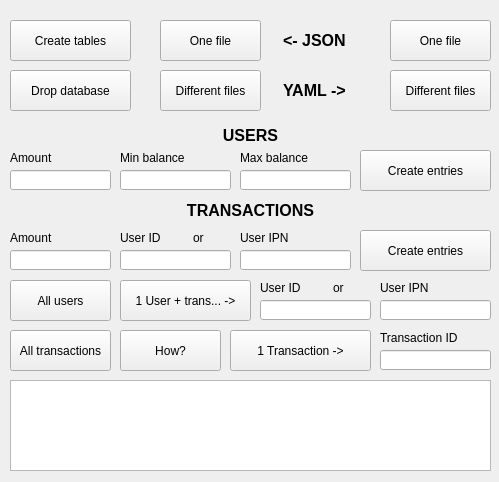
This is ui/db_helper.ui in PoC-NeoBanking/db_helper as Qt 5 draws it before an edit. The edited form follows.
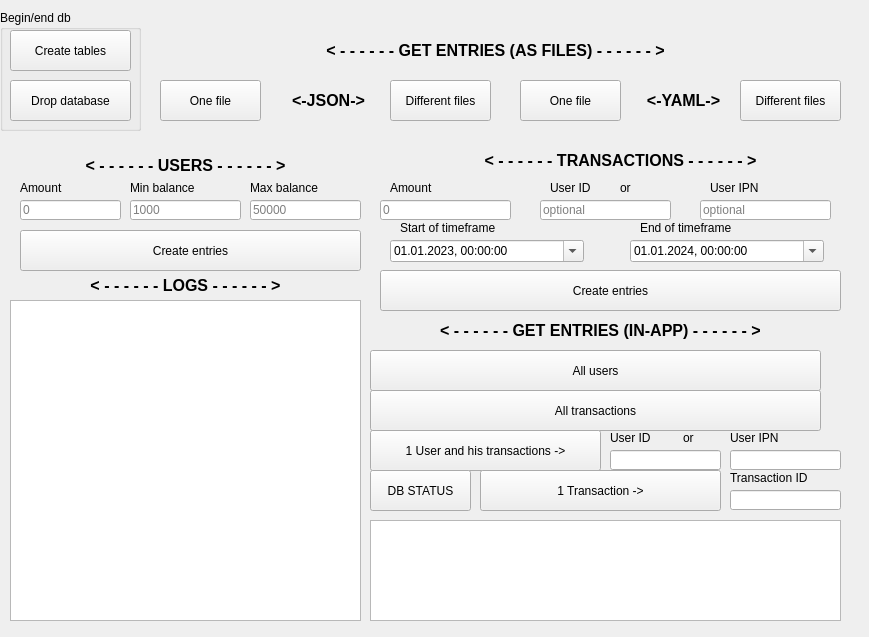
This is the edited form. The open tabs and pages were chosen to show the change.

Commit message: Major changes to ui, ver. 1.0 release

```diff
--- a/ui/db_helper.ui
+++ b/ui/db_helper.ui
@@ -6,8 +6,8 @@
    <rect>
     <x>0</x>
     <y>0</y>
-    <width>499</width>
-    <height>482</height>
+    <width>869</width>
+    <height>637</height>
    </rect>
   </property>
   <property name="sizePolicy">
@@ -25,8 +25,8 @@
      <rect>
       <x>0</x>
       <y>10</y>
-      <width>491</width>
-      <height>471</height>
+      <width>861</width>
+      <height>621</height>
      </rect>
     </property>
     <property name="currentIndex">
@@ -149,19 +149,22 @@
      <widget class="QLineEdit" name="users_upperBalanceLimit_lineEdit">
       <property name="geometry">
        <rect>
-        <x>240</x>
-        <y>160</y>
+        <x>250</x>
+        <y>190</y>
         <width>111</width>
         <height>20</height>
        </rect>
       </property>
+      <property name="placeholderText">
+       <string>50000</string>
+      </property>
      </widget>
      <widget class="QLabel" name="label_8">
       <property name="geometry">
        <rect>
-        <x>10</x>
-        <y>110</y>
-        <width>481</width>
+        <x>20</x>
+        <y>140</y>
+        <width>331</width>
         <height>31</height>
        </rect>
       </property>
@@ -173,7 +176,7 @@
        </font>
       </property>
       <property name="text">
-       <string>&lt;html&gt;&lt;head/&gt;&lt;body&gt;&lt;p&gt;USERS&lt;/p&gt;&lt;/body&gt;&lt;/html&gt;</string>
+       <string>&lt;html&gt;&lt;head/&gt;&lt;body&gt;&lt;p&gt;&amp;lt; - - - - - - USERS - - - - - - &amp;gt;&lt;/p&gt;&lt;/body&gt;&lt;/html&gt;</string>
       </property>
       <property name="alignment">
        <set>Qt::AlignCenter</set>
@@ -182,18 +185,21 @@
      <widget class="QLineEdit" name="user_ipn_toGeneration_lineEdit">
       <property name="geometry">
        <rect>
-        <x>240</x>
-        <y>240</y>
-        <width>111</width>
+        <x>700</x>
+        <y>190</y>
+        <width>131</width>
         <height>20</height>
        </rect>
       </property>
+      <property name="placeholderText">
+       <string>optional</string>
+      </property>
      </widget>
      <widget class="QLabel" name="label_5">
       <property name="geometry">
        <rect>
-        <x>10</x>
-        <y>140</y>
+        <x>20</x>
+        <y>170</y>
         <width>111</width>
         <height>16</height>
        </rect>
@@ -205,8 +211,8 @@
      <widget class="QLabel" name="label_11">
       <property name="geometry">
        <rect>
-        <x>120</x>
-        <y>220</y>
+        <x>550</x>
+        <y>170</y>
         <width>51</width>
         <height>16</height>
        </rect>
@@ -218,8 +224,8 @@
      <widget class="QLabel" name="label_6">
       <property name="geometry">
        <rect>
-        <x>240</x>
-        <y>140</y>
+        <x>250</x>
+        <y>170</y>
         <width>111</width>
         <height>16</height>
        </rect>
@@ -231,8 +237,8 @@
      <widget class="QLabel" name="label_7">
       <property name="geometry">
        <rect>
-        <x>120</x>
-        <y>140</y>
+        <x>130</x>
+        <y>170</y>
         <width>111</width>
         <height>16</height>
        </rect>
@@ -244,8 +250,8 @@
      <widget class="QLabel" name="label_12">
       <property name="geometry">
        <rect>
-        <x>240</x>
-        <y>220</y>
+        <x>710</x>
+        <y>170</y>
         <width>51</width>
         <height>16</height>
        </rect>
@@ -257,9 +263,9 @@
      <widget class="QPushButton" name="transactions_createEntries_pushButton">
       <property name="geometry">
        <rect>
-        <x>360</x>
-        <y>220</y>
-        <width>131</width>
+        <x>380</x>
+        <y>260</y>
+        <width>461</width>
         <height>41</height>
        </rect>
       </property>
@@ -267,24 +273,11 @@
        <string>Create entries</string>
       </property>
      </widget>
-     <widget class="QPushButton" name="dropDatabase_pushButton">
-      <property name="geometry">
-       <rect>
-        <x>10</x>
-        <y>60</y>
-        <width>121</width>
-        <height>41</height>
-       </rect>
-      </property>
-      <property name="text">
-       <string>Drop database</string>
-      </property>
-     </widget>
      <widget class="QLabel" name="label_10">
       <property name="geometry">
        <rect>
-        <x>10</x>
-        <y>220</y>
+        <x>390</x>
+        <y>170</y>
         <width>111</width>
         <height>16</height>
        </rect>
@@ -296,28 +289,34 @@
      <widget class="QLineEdit" name="user_id_toGeneration_lineEdit">
       <property name="geometry">
        <rect>
-        <x>120</x>
-        <y>240</y>
-        <width>111</width>
+        <x>540</x>
+        <y>190</y>
+        <width>131</width>
         <height>20</height>
        </rect>
       </property>
+      <property name="placeholderText">
+       <string>optional</string>
+      </property>
      </widget>
      <widget class="QLineEdit" name="transactions_entryAmount_lineEdit">
       <property name="geometry">
        <rect>
-        <x>10</x>
-        <y>240</y>
-        <width>101</width>
+        <x>380</x>
+        <y>190</y>
+        <width>131</width>
         <height>20</height>
        </rect>
       </property>
+      <property name="placeholderText">
+       <string>0</string>
+      </property>
      </widget>
      <widget class="QLabel" name="label_9">
       <property name="geometry">
        <rect>
-        <x>10</x>
-        <y>190</y>
+        <x>380</x>
+        <y>140</y>
         <width>481</width>
         <height>21</height>
        </rect>
@@ -330,7 +329,7 @@
        </font>
       </property>
       <property name="text">
-       <string>&lt;html&gt;&lt;head/&gt;&lt;body&gt;&lt;p&gt;TRANSACTIONS&lt;/p&gt;&lt;/body&gt;&lt;/html&gt;</string>
+       <string>&lt;html&gt;&lt;head/&gt;&lt;body&gt;&lt;p&gt;&amp;lt; - - - - - - TRANSACTIONS - - - - - - &amp;gt;&lt;/p&gt;&lt;/body&gt;&lt;/html&gt;</string>
       </property>
       <property name="alignment">
        <set>Qt::AlignCenter</set>
@@ -339,9 +338,9 @@
      <widget class="QPushButton" name="users_createEntries_pushButton">
       <property name="geometry">
        <rect>
-        <x>360</x>
-        <y>140</y>
-        <width>131</width>
+        <x>20</x>
+        <y>220</y>
+        <width>341</width>
         <height>41</height>
        </rect>
       </property>
@@ -352,42 +351,35 @@
      <widget class="QLineEdit" name="users_entryAmount_lineEdit">
       <property name="geometry">
        <rect>
-        <x>10</x>
-        <y>160</y>
+        <x>20</x>
+        <y>190</y>
         <width>101</width>
         <height>20</height>
        </rect>
       </property>
-     </widget>
-     <widget class="QPushButton" name="createTables_pushButton">
-      <property name="geometry">
-       <rect>
-        <x>10</x>
-        <y>10</y>
-        <width>121</width>
-        <height>41</height>
-       </rect>
-      </property>
-      <property name="text">
-       <string>Create tables</string>
+      <property name="placeholderText">
+       <string>0</string>
       </property>
      </widget>
      <widget class="QLineEdit" name="users_lowerBalanceLimit_lineEdit">
       <property name="geometry">
        <rect>
-        <x>120</x>
-        <y>160</y>
+        <x>130</x>
+        <y>190</y>
         <width>111</width>
         <height>20</height>
        </rect>
       </property>
+      <property name="placeholderText">
+       <string>1000</string>
+      </property>
      </widget>
      <widget class="QPushButton" name="showAll_users_pushButton">
       <property name="geometry">
        <rect>
-        <x>10</x>
-        <y>270</y>
-        <width>101</width>
+        <x>370</x>
+        <y>340</y>
+        <width>451</width>
         <height>41</height>
        </rect>
       </property>
@@ -398,9 +390,9 @@
      <widget class="QPushButton" name="showAll_transactions_pushButton">
       <property name="geometry">
        <rect>
-        <x>10</x>
-        <y>320</y>
-        <width>101</width>
+        <x>370</x>
+        <y>380</y>
+        <width>451</width>
         <height>41</height>
        </rect>
       </property>
@@ -411,8 +403,8 @@
      <widget class="QLabel" name="label_13">
       <property name="geometry">
        <rect>
-        <x>193</x>
-        <y>220</y>
+        <x>620</x>
+        <y>170</y>
         <width>21</width>
         <height>16</height>
        </rect>
@@ -425,7 +417,7 @@
       <property name="geometry">
        <rect>
         <x>160</x>
-        <y>10</y>
+        <y>70</y>
         <width>101</width>
         <height>41</height>
        </rect>
@@ -437,8 +429,8 @@
      <widget class="QPushButton" name="SeparatedFiles_Json_pushButton">
       <property name="geometry">
        <rect>
-        <x>160</x>
-        <y>60</y>
+        <x>390</x>
+        <y>70</y>
         <width>101</width>
         <height>41</height>
        </rect>
@@ -450,8 +442,8 @@
      <widget class="QPushButton" name="oneFile_Yaml_pushButton">
       <property name="geometry">
        <rect>
-        <x>390</x>
-        <y>10</y>
+        <x>520</x>
+        <y>70</y>
         <width>101</width>
         <height>41</height>
        </rect>
@@ -463,8 +455,8 @@
      <widget class="QPushButton" name="SeparatedFiles_Yaml_pushButton">
       <property name="geometry">
        <rect>
-        <x>390</x>
-        <y>60</y>
+        <x>740</x>
+        <y>70</y>
         <width>101</width>
         <height>41</height>
        </rect>
@@ -477,56 +469,62 @@
       <property name="geometry">
        <rect>
         <x>283</x>
-        <y>20</y>
+        <y>80</y>
         <width>91</width>
         <height>21</height>
        </rect>
       </property>
       <property name="text">
-       <string>&lt;html&gt;&lt;head/&gt;&lt;body&gt;&lt;p&gt;&lt;span style=&quot; font-size:12pt; font-weight:600;&quot;&gt;&amp;lt;- JSON&lt;/span&gt;&lt;/p&gt;&lt;/body&gt;&lt;/html&gt;</string>
+       <string>&lt;html&gt;&lt;head/&gt;&lt;body&gt;&lt;p&gt;&lt;span style=&quot; font-size:12pt; font-weight:600;&quot;&gt;&amp;lt;-JSON-&amp;gt;&lt;/span&gt;&lt;/p&gt;&lt;/body&gt;&lt;/html&gt;</string>
+      </property>
+      <property name="alignment">
+       <set>Qt::AlignCenter</set>
       </property>
      </widget>
      <widget class="QLabel" name="label_15">
       <property name="geometry">
        <rect>
-        <x>283</x>
-        <y>70</y>
+        <x>633</x>
+        <y>80</y>
         <width>101</width>
         <height>21</height>
        </rect>
       </property>
       <property name="text">
-       <string>&lt;html&gt;&lt;head/&gt;&lt;body&gt;&lt;p&gt;&lt;span style=&quot; font-size:12pt; font-weight:600;&quot;&gt;YAML -&amp;gt;&lt;/span&gt;&lt;/p&gt;&lt;/body&gt;&lt;/html&gt;</string>
+       <string>&lt;html&gt;&lt;head/&gt;&lt;body&gt;&lt;p&gt;&lt;span style=&quot; font-size:12pt; font-weight:600;&quot;&gt;&amp;lt;-YAML-&amp;gt;&lt;/span&gt;&lt;/p&gt;&lt;/body&gt;&lt;/html&gt;</string>
+      </property>
+      <property name="alignment">
+       <set>Qt::AlignCenter</set>
       </property>
      </widget>
      <widget class="QListWidget" name="listWidget">
       <property name="geometry">
        <rect>
-        <x>10</x>
-        <y>370</y>
-        <width>481</width>
-        <height>91</height>
+        <x>370</x>
+        <y>510</y>
+        <width>471</width>
+        <height>101</height>
        </rect>
       </property>
      </widget>
      <widget class="QPushButton" name="ShowEverything_pushButton">
       <property name="geometry">
        <rect>
-        <x>120</x>
-        <y>270</y>
-        <width>131</width>
+        <x>370</x>
+        <y>420</y>
+        <width>231</width>
         <height>41</height>
        </rect>
       </property>
       <property name="text">
-       <string>1 User + trans... -&gt;</string>
+       <string>1 User and his transactions -&gt;</string>
       </property>
      </widget>
      <widget class="QLabel" name="label_18">
       <property name="geometry">
        <rect>
-        <x>260</x>
-        <y>270</y>
+        <x>610</x>
+        <y>420</y>
         <width>51</width>
         <height>16</height>
        </rect>
@@ -538,8 +536,8 @@
      <widget class="QLineEdit" name="user_id_toShowing_lineEdit_2">
       <property name="geometry">
        <rect>
-        <x>260</x>
-        <y>290</y>
+        <x>610</x>
+        <y>440</y>
         <width>111</width>
         <height>20</height>
        </rect>
@@ -548,8 +546,8 @@
      <widget class="QLineEdit" name="user_ipn_toShowing_lineEdit_2">
       <property name="geometry">
        <rect>
-        <x>380</x>
-        <y>290</y>
+        <x>730</x>
+        <y>440</y>
         <width>111</width>
         <height>20</height>
        </rect>
@@ -558,8 +556,8 @@
      <widget class="QLabel" name="label_16">
       <property name="geometry">
        <rect>
-        <x>380</x>
-        <y>270</y>
+        <x>730</x>
+        <y>420</y>
         <width>51</width>
         <height>16</height>
        </rect>
@@ -571,8 +569,8 @@
      <widget class="QLabel" name="label_17">
       <property name="geometry">
        <rect>
-        <x>333</x>
-        <y>270</y>
+        <x>683</x>
+        <y>420</y>
         <width>21</width>
         <height>16</height>
        </rect>
@@ -584,22 +582,22 @@
      <widget class="QPushButton" name="CountOfEverything_pushButton">
       <property name="geometry">
        <rect>
-        <x>120</x>
-        <y>320</y>
+        <x>370</x>
+        <y>460</y>
         <width>101</width>
         <height>41</height>
        </rect>
       </property>
       <property name="text">
-       <string>How?</string>
+       <string>DB STATUS</string>
       </property>
      </widget>
      <widget class="QPushButton" name="ShowDetailesOfTransaction_pushButton_2">
       <property name="geometry">
        <rect>
-        <x>230</x>
-        <y>320</y>
-        <width>141</width>
+        <x>480</x>
+        <y>460</y>
+        <width>241</width>
         <height>41</height>
        </rect>
       </property>
@@ -610,8 +608,8 @@
      <widget class="QLineEdit" name="transcation_id_toShowing_lineEdit_4">
       <property name="geometry">
        <rect>
-        <x>380</x>
-        <y>340</y>
+        <x>730</x>
+        <y>480</y>
         <width>111</width>
         <height>20</height>
        </rect>
@@ -620,8 +618,8 @@
      <widget class="QLabel" name="label_37">
       <property name="geometry">
        <rect>
-        <x>380</x>
-        <y>320</y>
+        <x>730</x>
+        <y>460</y>
         <width>111</width>
         <height>16</height>
        </rect>
@@ -630,6 +628,189 @@
        <string>Transaction ID</string>
       </property>
      </widget>
+     <widget class="QGroupBox" name="groupBox">
+      <property name="geometry">
+       <rect>
+        <x>0</x>
+        <y>0</y>
+        <width>141</width>
+        <height>121</height>
+       </rect>
+      </property>
+      <property name="title">
+       <string>Begin/end db</string>
+      </property>
+      <widget class="QPushButton" name="createTables_pushButton">
+       <property name="geometry">
+        <rect>
+         <x>10</x>
+         <y>20</y>
+         <width>121</width>
+         <height>41</height>
+        </rect>
+       </property>
+       <property name="text">
+        <string>Create tables</string>
+       </property>
+      </widget>
+      <widget class="QPushButton" name="dropDatabase_pushButton">
+       <property name="geometry">
+        <rect>
+         <x>10</x>
+         <y>70</y>
+         <width>121</width>
+         <height>41</height>
+        </rect>
+       </property>
+       <property name="text">
+        <string>Drop database</string>
+       </property>
+      </widget>
+     </widget>
+     <widget class="QLabel" name="label_19">
+      <property name="geometry">
+       <rect>
+        <x>160</x>
+        <y>30</y>
+        <width>671</width>
+        <height>21</height>
+       </rect>
+      </property>
+      <property name="text">
+       <string>&lt;html&gt;&lt;head/&gt;&lt;body&gt;&lt;p&gt;&lt;span style=&quot; font-size:12pt; font-weight:600;&quot;&gt;&amp;lt; - - - - - - GET ENTRIES (AS FILES) - - - - - - &amp;gt;&lt;/span&gt;&lt;/p&gt;&lt;/body&gt;&lt;/html&gt;</string>
+      </property>
+      <property name="alignment">
+       <set>Qt::AlignCenter</set>
+      </property>
+     </widget>
+     <widget class="QDateTimeEdit" name="transactions_timeWindowStart_dateTimeEdit">
+      <property name="geometry">
+       <rect>
+        <x>390</x>
+        <y>230</y>
+        <width>194</width>
+        <height>22</height>
+       </rect>
+      </property>
+      <property name="date">
+       <date>
+        <year>2023</year>
+        <month>1</month>
+        <day>1</day>
+       </date>
+      </property>
+      <property name="displayFormat">
+       <string>dd.MM.yyyy, HH:mm:ss</string>
+      </property>
+      <property name="calendarPopup">
+       <bool>true</bool>
+      </property>
+     </widget>
+     <widget class="QDateTimeEdit" name="transactions_timeWindowEnd_dateTimeEdit">
+      <property name="geometry">
+       <rect>
+        <x>630</x>
+        <y>230</y>
+        <width>194</width>
+        <height>22</height>
+       </rect>
+      </property>
+      <property name="date">
+       <date>
+        <year>2024</year>
+        <month>1</month>
+        <day>1</day>
+       </date>
+      </property>
+      <property name="displayFormat">
+       <string>dd.MM.yyyy, HH:mm:ss</string>
+      </property>
+      <property name="calendarPopup">
+       <bool>true</bool>
+      </property>
+     </widget>
+     <widget class="QLabel" name="label_20">
+      <property name="geometry">
+       <rect>
+        <x>400</x>
+        <y>210</y>
+        <width>111</width>
+        <height>16</height>
+       </rect>
+      </property>
+      <property name="text">
+       <string>Start of timeframe</string>
+      </property>
+     </widget>
+     <widget class="QLabel" name="label_21">
+      <property name="geometry">
+       <rect>
+        <x>640</x>
+        <y>210</y>
+        <width>111</width>
+        <height>16</height>
+       </rect>
+      </property>
+      <property name="text">
+       <string>End of timeframe</string>
+      </property>
+     </widget>
+     <widget class="QLabel" name="label_22">
+      <property name="geometry">
+       <rect>
+        <x>360</x>
+        <y>310</y>
+        <width>481</width>
+        <height>21</height>
+       </rect>
+      </property>
+      <property name="font">
+       <font>
+        <pointsize>12</pointsize>
+        <weight>75</weight>
+        <bold>true</bold>
+       </font>
+      </property>
+      <property name="text">
+       <string>&lt;html&gt;&lt;head/&gt;&lt;body&gt;&lt;p&gt;&amp;lt; - - - - - - GET ENTRIES (IN-APP) - - - - - - &amp;gt;&lt;/p&gt;&lt;/body&gt;&lt;/html&gt;</string>
+      </property>
+      <property name="alignment">
+       <set>Qt::AlignCenter</set>
+      </property>
+     </widget>
+     <widget class="QLabel" name="label_23">
+      <property name="geometry">
+       <rect>
+        <x>20</x>
+        <y>260</y>
+        <width>331</width>
+        <height>31</height>
+       </rect>
+      </property>
+      <property name="font">
+       <font>
+        <pointsize>12</pointsize>
+        <weight>75</weight>
+        <bold>true</bold>
+       </font>
+      </property>
+      <property name="text">
+       <string>&lt;html&gt;&lt;head/&gt;&lt;body&gt;&lt;p&gt;&amp;lt; - - - - - - LOGS - - - - - - &amp;gt;&lt;/p&gt;&lt;/body&gt;&lt;/html&gt;</string>
+      </property>
+      <property name="alignment">
+       <set>Qt::AlignCenter</set>
+      </property>
+     </widget>
+     <widget class="QTextBrowser" name="logs_textBrowser">
+      <property name="geometry">
+       <rect>
+        <x>10</x>
+        <y>290</y>
+        <width>351</width>
+        <height>321</height>
+       </rect>
+      </property>
+     </widget>
     </widget>
    </widget>
   </widget>
```
Left out of the diff: 51 changed lines with no effect on the pictures. The commit also changes 3 other files.
